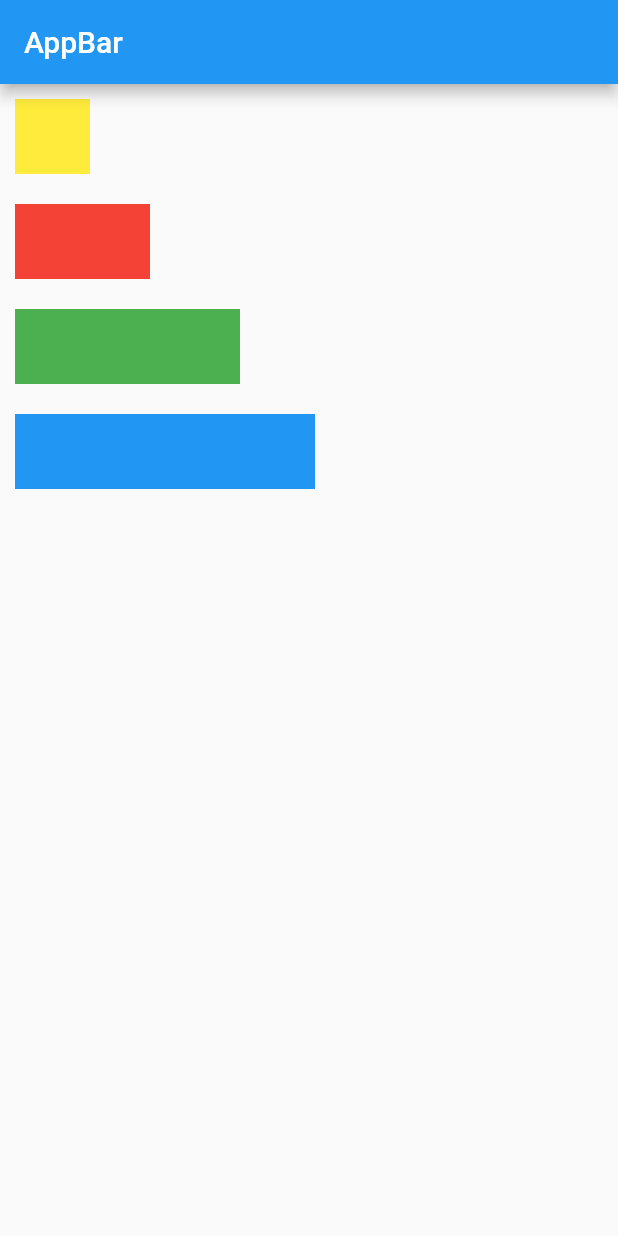
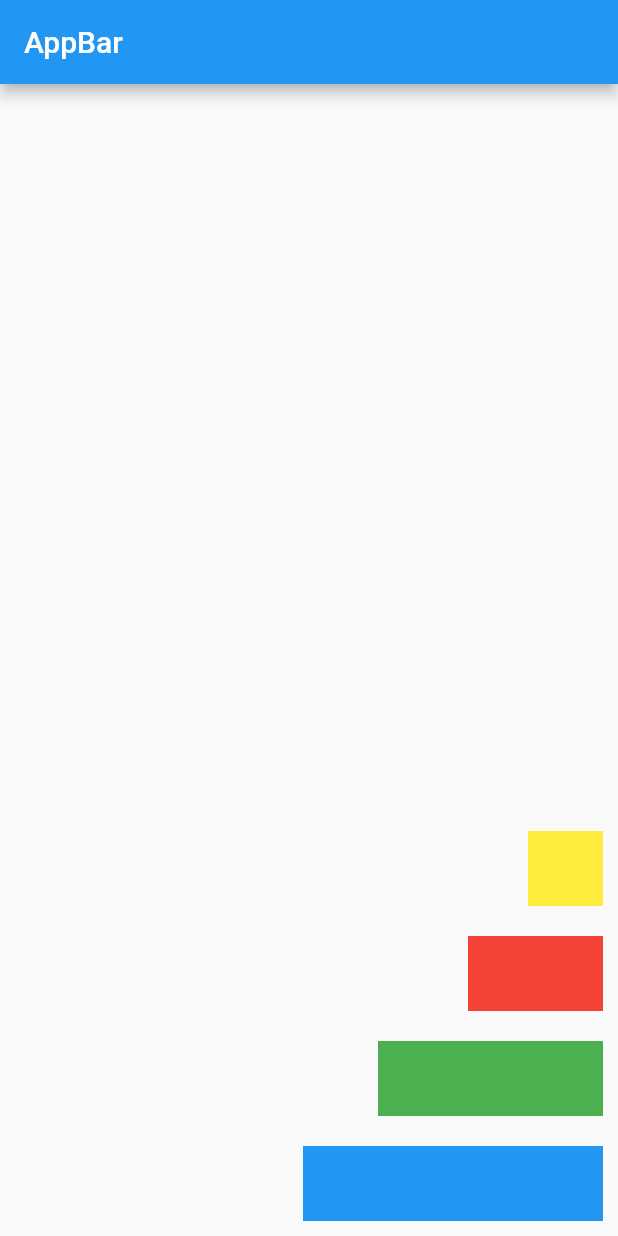
Before and after one commit to ilsonwar/flutter, a Flutter app: the screen it shows after launch, on a phone screen of 412 x 824 dp. Run offline on Flutter 3.47's test engine with Material 2 defaults, Android fonts, the light colour scheme and no system bars.

Commit message:
feat: flutter - Atividade 2

```diff
--- a/lib/main.dart
+++ b/lib/main.dart
@@ -32,14 +32,20 @@ class _MyAppState extends State<MyApp> {
       debugShowCheckedModeBanner: false,
       home: Scaffold(
         appBar: AppBar(title: const Text("AppBar")),
-        body: Column(
-          crossAxisAlignment:
-              CrossAxisAlignment.start, // Alinha os widgets à esquerda
+        body: Row(
+          mainAxisAlignment: MainAxisAlignment.end,
+          crossAxisAlignment: CrossAxisAlignment.end,
           children: [
-            containerBuild(bgColor: Colors.yellow, w: 50, h: 50),
-            containerBuild(bgColor: Colors.red, w: 90, h: 50),
-            containerBuild(bgColor: Colors.green, w: 150, h: 50),
-            containerBuild(bgColor: Colors.blue, w: 200, h: 50),
+            Column(
+              mainAxisAlignment: MainAxisAlignment.end,
+              crossAxisAlignment: CrossAxisAlignment.end,
+              children: [
+                containerBuild(bgColor: Colors.yellow, w: 50, h: 50),
+                containerBuild(bgColor: Colors.red, w: 90, h: 50),
+                containerBuild(bgColor: Colors.green, w: 150, h: 50),
+                containerBuild(bgColor: Colors.blue, w: 200, h: 50),
+              ],
+            )
           ],
         ),
       ),
```
